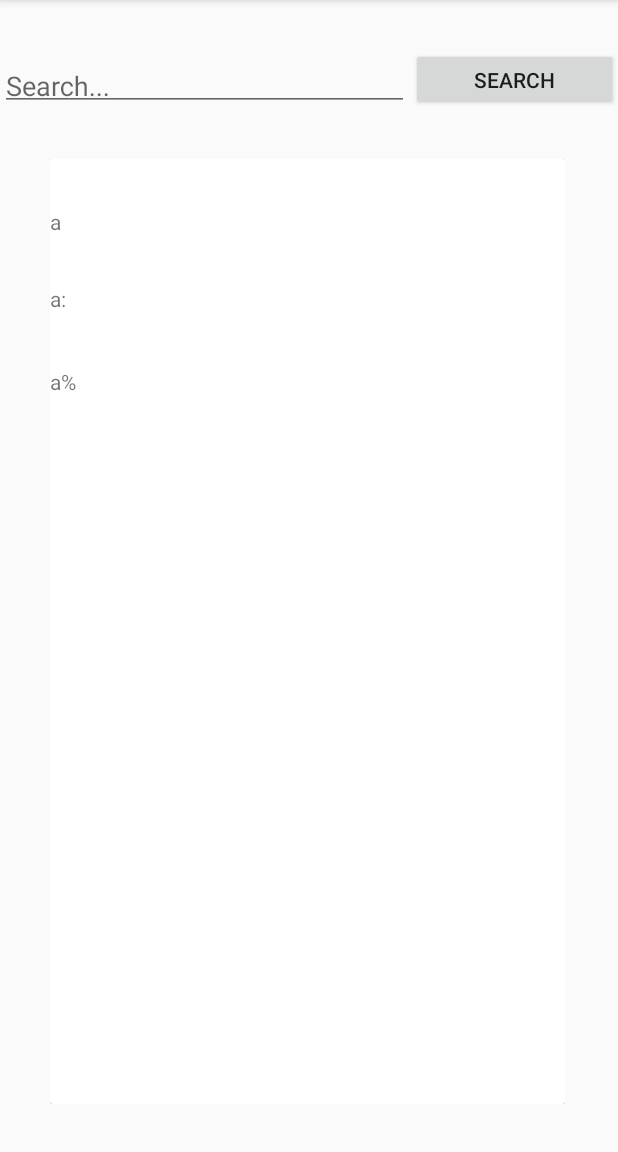
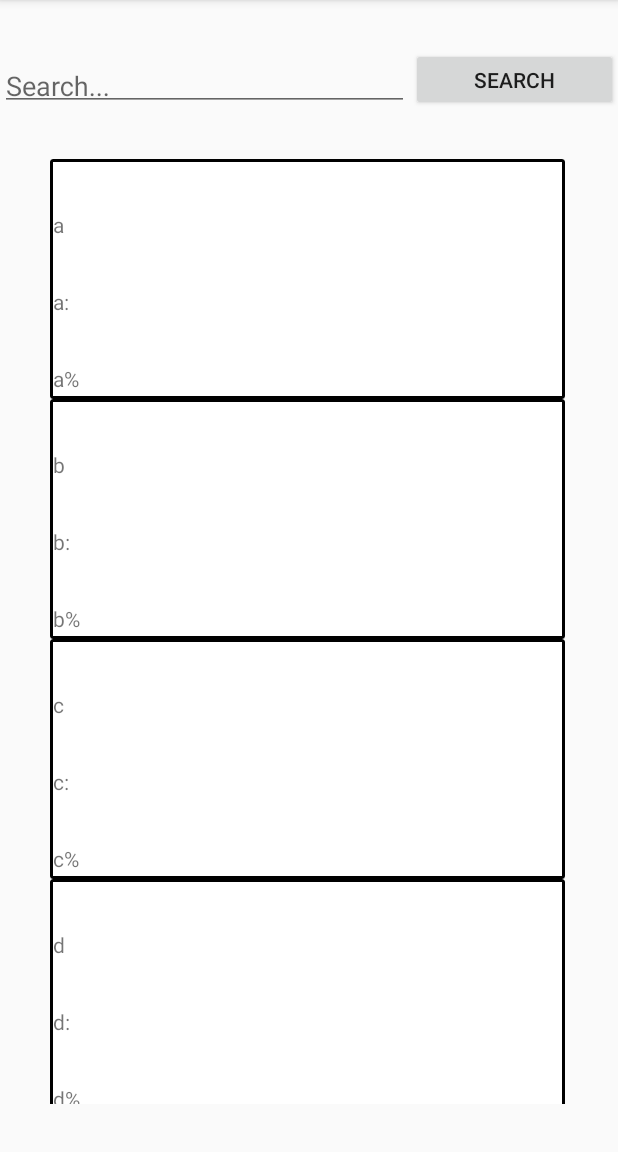
Before and after one commit to DarraghMurray/CS4084_Project, an Android app: the MainFeed screen opened directly, with no data from a screen before it, on a phone screen of 412 x 824 dp, the part 84-1236 px from its top. Run offline under Robolectric (Android 15) with nearby library versions, the phone set to English and light mode, and no system bars; our stand-ins replace Firebase (no records; nobody signed in at launch, a user with empty details on screens opened directly); libraries missing offline, so code that uses them is left out: com.firebase.ui.

Commit message:
Fixed gap between items/ added border to items

```diff
--- a/app/src/main/res/layout/recyclerview_rows.xml
+++ b/app/src/main/res/layout/recyclerview_rows.xml
@@ -3,17 +3,21 @@
     xmlns:app="http://schemas.android.com/apk/res-auto"
     xmlns:tools="http://schemas.android.com/tools"
     android:layout_width="match_parent"
-    android:layout_height="match_parent"
+    android:layout_height="wrap_content"
     android:orientation="vertical">
 
     <androidx.cardview.widget.CardView
         android:id="@+id/cardView"
         android:layout_width="match_parent"
-        android:layout_height="match_parent">
+        android:layout_height="wrap_content"
+        android:background="#000000"
+        app:cardBackgroundColor="#000000"
+        app:contentPadding="2dp">
 
         <androidx.constraintlayout.widget.ConstraintLayout
             android:layout_width="match_parent"
-            android:layout_height="match_parent">
+            android:layout_height="wrap_content"
+            android:background="@android:color/white">
 
             <ImageView
                 android:id="@+id/imageView"
@@ -49,7 +53,9 @@
                 android:id="@+id/priceTxtView"
                 android:layout_width="0dp"
                 android:layout_height="wrap_content"
-                android:layout_marginTop="36dp"
+                android:layout_marginTop="32dp"
+                android:layout_marginBottom="2dp"
+                app:layout_constraintBottom_toBottomOf="parent"
                 app:layout_constraintEnd_toEndOf="parent"
                 app:layout_constraintHorizontal_bias="1.0"
                 app:layout_constraintStart_toEndOf="@+id/imageView"
```
